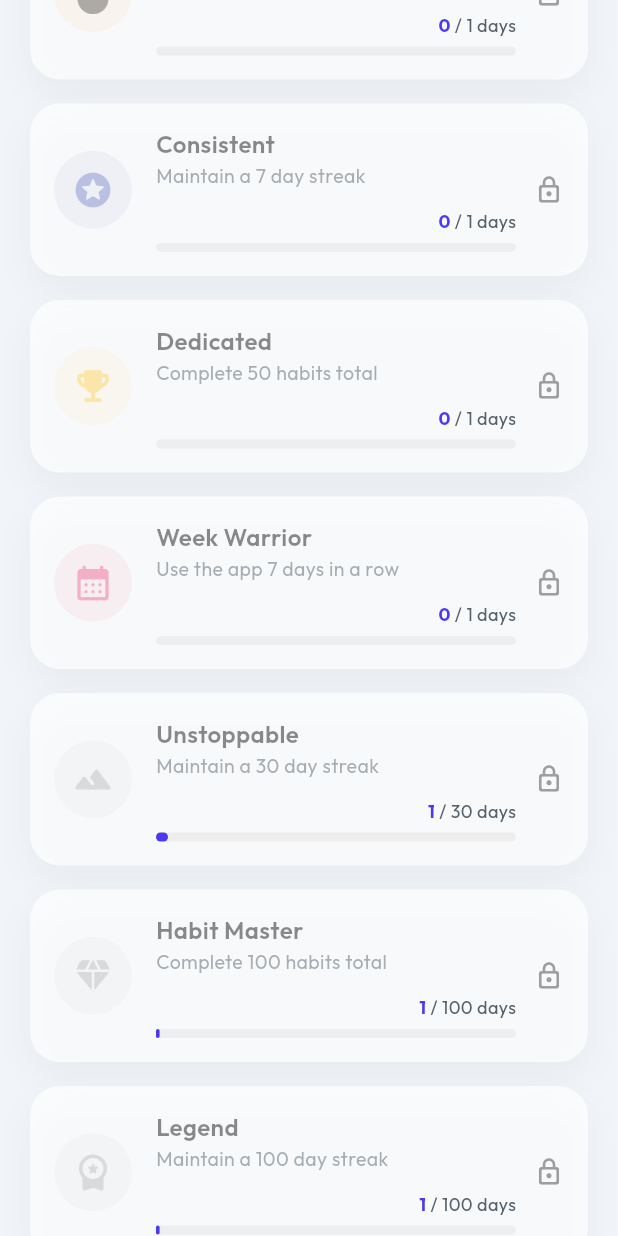
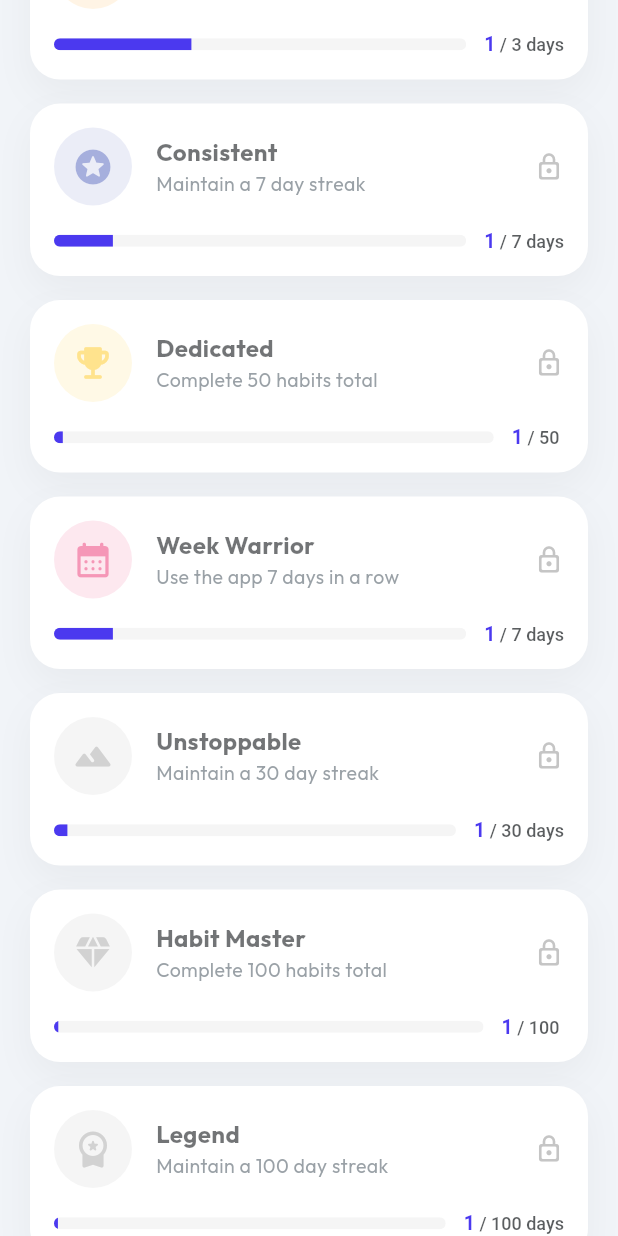
Before and after one commit to SurajChaurasia84/Level-Up, a Flutter app: the AchievementsScreen screen opened directly, scrolled down 576 dp, on a phone screen of 412 x 824 dp. Run offline on Flutter 3.47's test engine with Material 3 defaults, Android fonts, the phone set to English and light mode, and no system bars; our stand-ins replace google_fonts, image_cropper, image_picker, shared_preferences; accounts and stored records are empty.

Commit message:
feat: enhance Achievements screen UI and display logic

```diff
--- a/lib/screens/achievements_screen.dart
+++ b/lib/screens/achievements_screen.dart
@@ -177,14 +177,17 @@ class AchievementsScreen extends StatelessWidget {
       margin: const EdgeInsets.symmetric(horizontal: 20, vertical: 8),
       padding: const EdgeInsets.all(16),
       decoration: AppTheme.premiumCardDecoration.copyWith(
-        color: isUnlocked ? Colors.white : Colors.white.withOpacity(0.7),
+        color: Colors.white,
       ),
-      child: Row(
+      child: Column(
+        children: [
+          // Row 1: Icon, Info, Status
+          Row(
             children: [
               Container(
                 padding: const EdgeInsets.all(12),
                 decoration: BoxDecoration(
-              color: achievement.color.withOpacity(isUnlocked ? 0.1 : 0.05),
+                  color: achievement.color.withOpacity(0.1),
                   shape: BoxShape.circle,
                 ),
                 child: achievement.assetPath != null
@@ -197,7 +200,7 @@ class AchievementsScreen extends StatelessWidget {
                       )
                     : Icon(
                         achievement.icon,
-                    color: isUnlocked ? achievement.color : achievement.color.withOpacity(0.3),
+                        color: isUnlocked ? achievement.color : achievement.color.withOpacity(0.4),
                         size: 28,
                       ),
               ),
@@ -210,20 +213,17 @@ class AchievementsScreen extends StatelessWidget {
                       achievement.title,
                       style: AppTheme.lightTheme.textTheme.titleLarge?.copyWith(
                         fontSize: 16,
-                    color: isUnlocked ? AppTheme.textColor : AppTheme.textColor.withOpacity(0.5),
+                        color: isUnlocked ? AppTheme.textColor : AppTheme.textColor.withOpacity(0.6),
+                        fontWeight: FontWeight.bold,
                       ),
                     ),
                     Text(
                       achievement.description,
                       style: AppTheme.lightTheme.textTheme.bodyMedium?.copyWith(
                         fontSize: 13,
-                    color: AppTheme.subtitleColor.withOpacity(isUnlocked ? 1 : 0.5),
+                        color: AppTheme.subtitleColor.withOpacity(isUnlocked ? 1 : 0.6),
                       ),
                     ),
-                if (!isUnlocked) ...[
-                  const SizedBox(height: 12),
-                  _buildProgressBar(achievement),
-                ],
                   ],
                 ),
               ),
@@ -254,7 +254,54 @@ class AchievementsScreen extends StatelessWidget {
                   ],
                 )
               else
-            const Icon(Icons.lock_outline_rounded, color: Colors.grey, size: 20),
+                Icon(Icons.lock_outline_rounded, color: Colors.grey.withOpacity(0.6), size: 20),
+            ],
+          ),
+
+          // Row 2: Progress (Only for Locked)
+          if (!isUnlocked && achievement.target > 0) ...[
+            const SizedBox(height: 16),
+            Row(
+              children: [
+                Expanded(
+                  child: ClipRRect(
+                    borderRadius: BorderRadius.circular(10),
+                    child: LinearProgressIndicator(
+                      value: achievement.percent.clamp(0.0, 1.0),
+                      backgroundColor: Colors.grey.shade100,
+                      valueColor: const AlwaysStoppedAnimation<Color>(AppTheme.primaryColor),
+                      minHeight: 8,
+                    ),
+                  ),
+                ),
+                const SizedBox(width: 12),
+                RichText(
+                  text: TextSpan(
+                    children: [
+                      TextSpan(
+                        text: "${achievement.progress}",
+                        style: TextStyle(
+                          fontSize: 13,
+                          fontWeight: FontWeight.bold,
+                          color: achievement.progress > 0
+                              ? AppTheme.primaryColor
+                              : AppTheme.textColor.withOpacity(0.7),
+                        ),
+                      ),
+                      TextSpan(
+                        text: " / ${achievement.target} ${achievement.unit}",
+                        style: TextStyle(
+                          fontSize: 12,
+                          fontWeight: FontWeight.w500,
+                          color: AppTheme.textColor.withOpacity(0.7),
+                        ),
+                      ),
+                    ],
+                  ),
+                ),
+              ],
+            ),
+          ],
         ],
       ),
     );
@@ -316,6 +363,9 @@ class AchievementsScreen extends StatelessWidget {
         icon: Icons.eco_rounded,
         color: Colors.green,
         isUnlocked: total >= 1,
+        progress: total,
+        target: 1,
+        unit: "",
         unlockedDate: lastWeek,
       ),
       Achievement(
@@ -325,6 +375,8 @@ class AchievementsScreen extends StatelessWidget {
         assetPath: "assets/fire.png",
         color: Colors.orange,
         isUnlocked: streak >= 3,
+        progress: streak,
+        target: 3,
         unlockedDate: yesterday,
       ),
       Achievement(
@@ -334,6 +386,8 @@ class AchievementsScreen extends StatelessWidget {
         icon: Icons.stars_rounded,
         color: Colors.indigo,
         isUnlocked: streak >= 7,
+        progress: streak,
+        target: 7,
         unlockedDate: DateTime.now(),
       ),
       Achievement(
@@ -343,6 +397,8 @@ class AchievementsScreen extends StatelessWidget {
         icon: Icons.track_changes_rounded,
         color: Colors.blue,
         isUnlocked: true, // Mocked
+        progress: 1,
+        target: 1,
         unlockedDate: yesterday,
       ),
       Achievement(
@@ -352,6 +408,9 @@ class AchievementsScreen extends StatelessWidget {
         icon: Icons.emoji_events_rounded,
         color: Colors.amber,
         isUnlocked: total >= 50,
+        progress: total,
+        target: 50,
+        unit: "",
         unlockedDate: total >= 50 ? DateTime.now() : null,
       ),
       Achievement(
@@ -361,6 +420,8 @@ class AchievementsScreen extends StatelessWidget {
         icon: Icons.calendar_month_rounded,
         color: Colors.pink,
         isUnlocked: streak >= 7,
+        progress: streak,
+        target: 7,
         unlockedDate: streak >= 7 ? DateTime.now() : null,
       ),
       Achievement(
@@ -382,6 +443,7 @@ class AchievementsScreen extends StatelessWidget {
         isUnlocked: total >= 100,
         progress: total,
         target: 100,
+        unit: "",
       ),
       Achievement(
         id: "legend",
```
Lines whose indentation alone changed are shown as unchanged.
